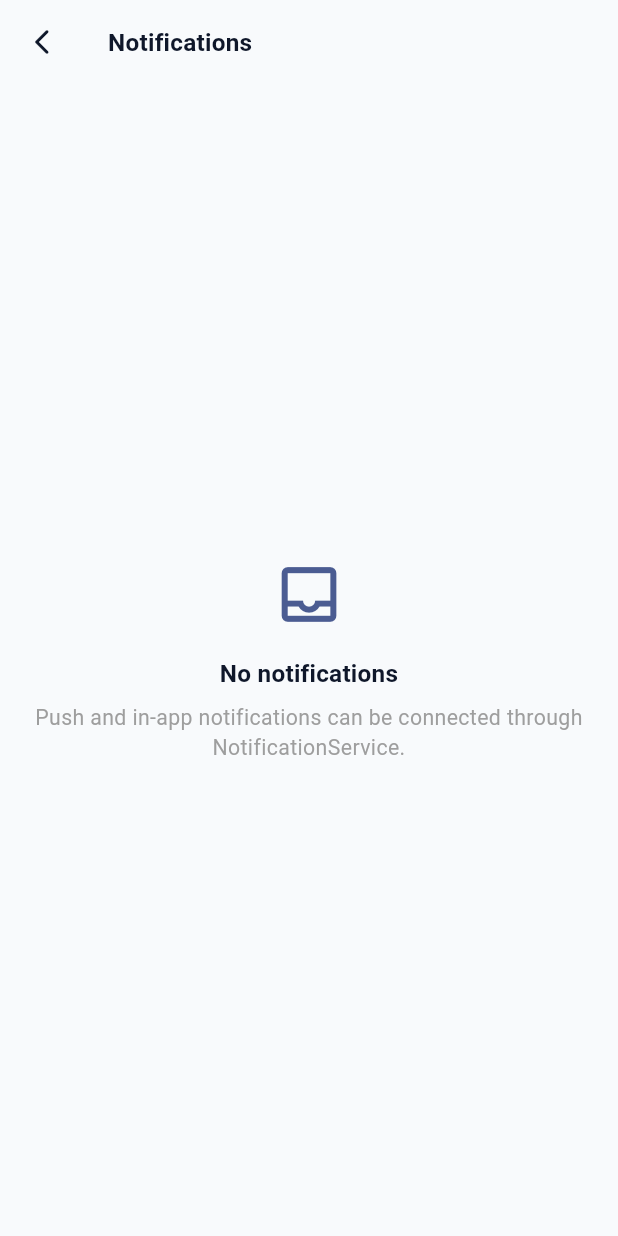
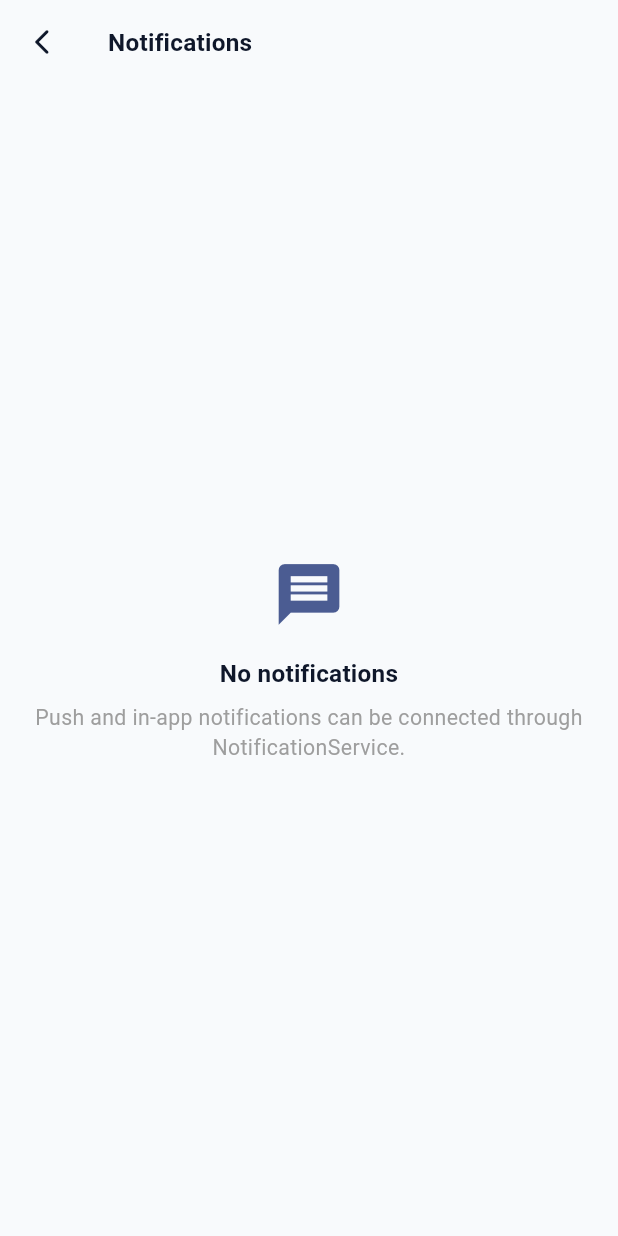
Before and after one commit to parentroots/getx, a Flutter app: the NotificationScreen screen opened by its route, on a phone screen of 412 x 824 dp. Run offline on Flutter 3.47's test engine with Material 3 defaults, Android fonts, the phone set to English and light mode, and no system bars; our stand-ins replace cached_network_image, connectivity_plus, country_picker, dio, file_picker, firebase_core and 14 more; accounts and stored records are empty; network calls fail.

Commit message:
folder structre refine

```diff
--- a/lib/component/states/empty_state_widget.dart
+++ b/lib/component/states/empty_state_widget.dart
@@ -20,7 +20,7 @@ class EmptyStateWidget extends StatelessWidget {
   @override
   Widget build(BuildContext context) {
     return _StateShell(
-      icon: Icons.inbox_outlined,
+      icon: Icons.message,
       title: title,
       message: message,
       actionLabel: actionLabel,
--- a/lib/features/message/screen/view/message_screen.dart
+++ b/lib/features/message/screen/view/message_screen.dart
@@ -14,8 +14,10 @@ class MessageScreen extends StatelessWidget {
         showBack: false,
       ),
       body: Center(
+
         child: EmptyStateWidget(
           title: 'No Messages',
+
           message: 'Your conversations will appear here.',
         ),
       ),
```
